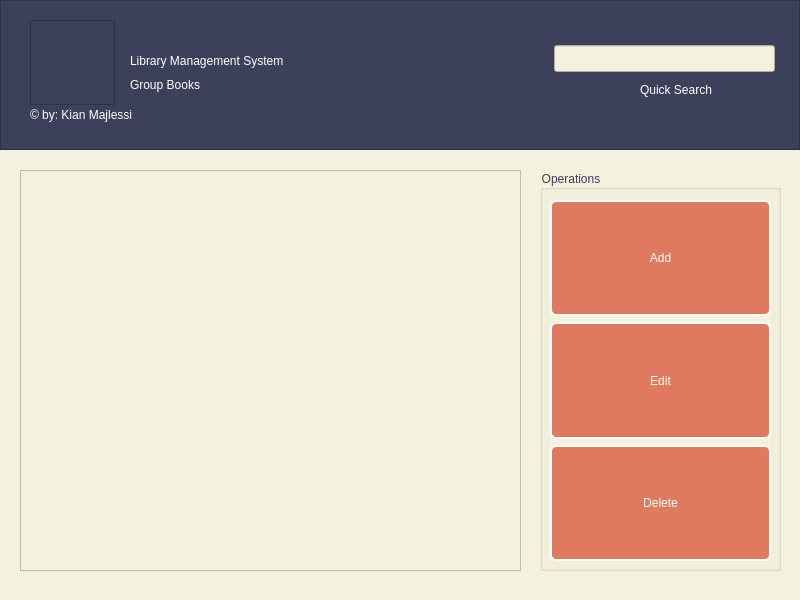
This is groupbooks.ui in kianmajl/Library as Qt 5 draws it before an edit. The edited form follows.
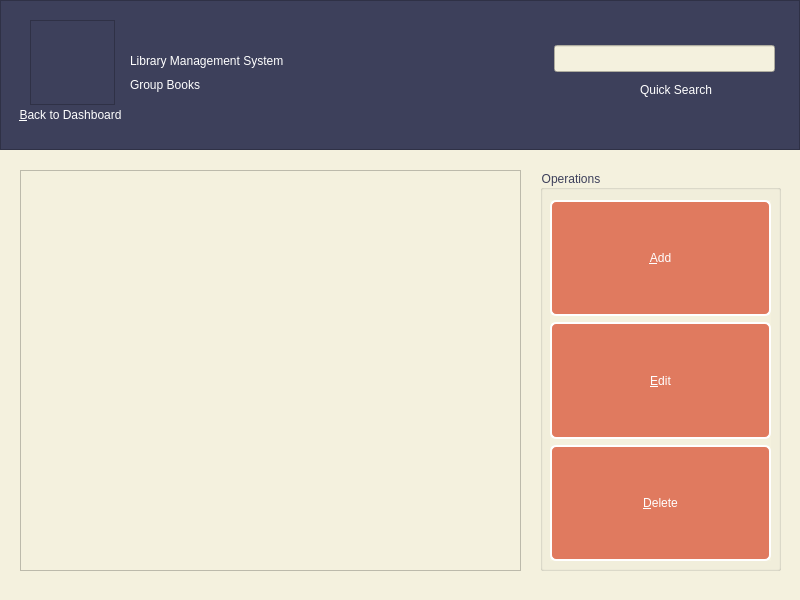
This is the edited form. Icons and pictures are not drawn.

Commit message: Finally add back to dashboard (:

```diff
--- a/groupbooks.ui
+++ b/groupbooks.ui
@@ -106,22 +106,6 @@
      <string>Library Management System</string>
     </property>
    </widget>
-   <widget class="QLabel" name="label_copyright">
-    <property name="geometry">
-     <rect>
-      <x>30</x>
-      <y>105</y>
-      <width>151</width>
-      <height>20</height>
-     </rect>
-    </property>
-    <property name="styleSheet">
-     <string notr="true">font: 25 7pt &quot;IRANYekan Light&quot;;</string>
-    </property>
-    <property name="text">
-     <string>© by: Kian Majlessi</string>
-    </property>
-   </widget>
    <widget class="QLabel" name="label_search">
     <property name="geometry">
      <rect>
@@ -138,6 +122,26 @@
      <string>Quick Search </string>
     </property>
    </widget>
+   <widget class="QPushButton" name="pushButton">
+    <property name="geometry">
+     <rect>
+      <x>10</x>
+      <y>105</y>
+      <width>121</width>
+      <height>20</height>
+     </rect>
+    </property>
+    <property name="styleSheet">
+     <string notr="true">font: 25 7pt &quot;IRANYekan Light&quot;;
+border: 0px</string>
+    </property>
+    <property name="text">
+     <string>&amp;Back to Dashboard</string>
+    </property>
+    <property name="flat">
+     <bool>true</bool>
+    </property>
+   </widget>
   </widget>
   <widget class="QGroupBox" name="groupBox">
    <property name="geometry">
@@ -170,7 +174,7 @@
         </sizepolicy>
        </property>
        <property name="text">
-        <string>Edit</string>
+        <string>&amp;Edit</string>
        </property>
       </widget>
      </item>
@@ -183,7 +187,7 @@
         </sizepolicy>
        </property>
        <property name="text">
-        <string>Add</string>
+        <string>&amp;Add</string>
        </property>
       </widget>
      </item>
@@ -196,7 +200,7 @@
         </sizepolicy>
        </property>
        <property name="text">
-        <string>Delete</string>
+        <string>&amp;Delete</string>
        </property>
       </widget>
      </item>
```
The commit also changes 3 other files.
